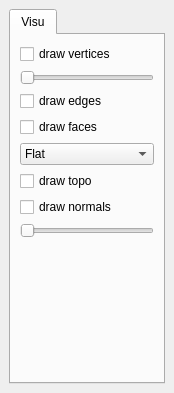
Before: the Qt Designer form Apps/Examples/viewer.ui in codistmonk/CGoGN, drawn with Qt 5.
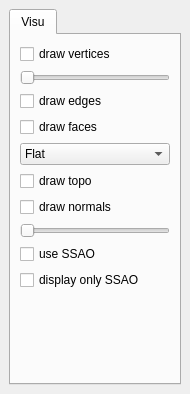
After: the same form once the commit is applied.

Commit message: Some concrete tests of SSAO.

What changed in the file:
```diff
--- a/Apps/Examples/viewer.ui
+++ b/Apps/Examples/viewer.ui
@@ -6,14 +6,14 @@
    <rect>
     <x>0</x>
     <y>0</y>
-    <width>174</width>
-    <height>393</height>
+    <width>190</width>
+    <height>394</height>
    </rect>
   </property>
   <property name="minimumSize">
    <size>
-    <width>174</width>
-    <height>393</height>
+    <width>190</width>
+    <height>394</height>
    </size>
   </property>
   <property name="windowTitle">
@@ -99,6 +99,20 @@
           </property>
          </widget>
         </item>
+        <item>
+         <widget class="QCheckBox" name="check_useSSAO">
+          <property name="text">
+           <string>use SSAO</string>
+          </property>
+         </widget>
+        </item>
+        <item>
+         <widget class="QCheckBox" name="check_displayOnlySSAO">
+          <property name="text">
+           <string>display only SSAO</string>
+          </property>
+         </widget>
+        </item>
         <item>
          <spacer name="verticalSpacer">
           <property name="orientation">
```
Left out of the diff: 16 changed lines with no effect on the pictures. The commit also changes 3 other files.
